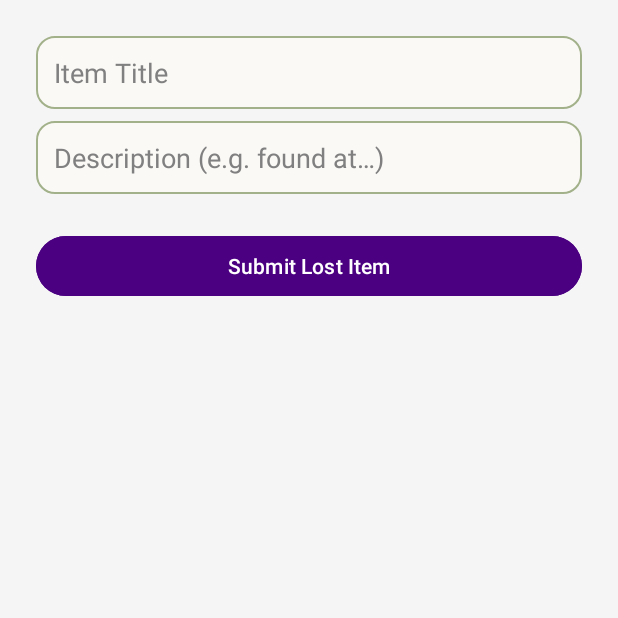
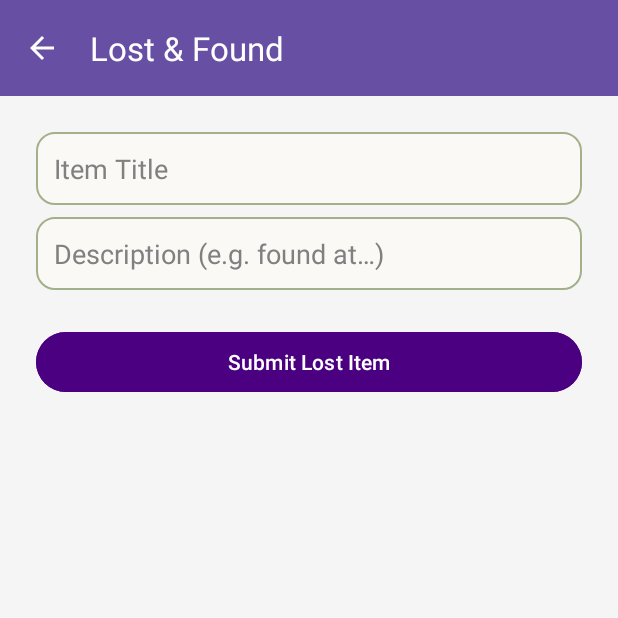
Before and after one commit to syeracantik/CampusBuddy, an Android app: the LostFoundActivity screen opened directly, with no data from a screen before it, on a phone screen of 412 x 824 dp, the top half of it. Run offline under Robolectric (Android 15) with nearby library versions, the phone set to English and light mode, and no system bars; our stand-ins replace Firebase (no records; nobody signed in at launch, a user with empty details on screens opened directly).

Commit message:
Initial commit

```diff
--- a/app/src/main/java/com/groupprojek/campusbuddy/LostFoundActivity.java
+++ b/app/src/main/java/com/groupprojek/campusbuddy/LostFoundActivity.java
@@ -27,39 +27,38 @@ import android.widget.Toast;
 import androidx.annotation.Nullable;
 import androidx.appcompat.app.AppCompatActivity;
 
-public class LostFoundActivity extends AppCompatActivity {
+public class LostFoundActivity extends BaseActivity {
 
     private EditText etTitle, etDesc;
     private Button   btnSubmit;
     private LostFoundAdapter adapter;
 
-    // ---------- Firebase ----------
     private FirebaseFirestore db;
     private CollectionReference lostFoundCol;
     private FirebaseAuth auth;
 
     @Override
-    protected void onCreate(@Nullable Bundle savedInstanceState) {
-        super.onCreate(savedInstanceState);
-        setContentView(R.layout.activity_lostfound);
+    protected int getLayoutResId() {
+        return R.layout.activity_lostfound;
+    }
 
-        // ----- View binding -----
+    @Override
+    protected void initViews() {
+        setToolbarTitle("Lost & Found");
+
         etTitle   = findViewById(R.id.etItemTitle);
         etDesc    = findViewById(R.id.etItemDescription);
         btnSubmit = findViewById(R.id.btnSubmitLostItem);
         RecyclerView rv = findViewById(R.id.recyclerLostFound);
 
-        // ----- Firebase init -----
-        db          = FirebaseFirestore.getInstance();
-        lostFoundCol= db.collection("lostFound");
-        auth        = FirebaseAuth.getInstance();  // perlu jika guna Auth rules
+        db           = FirebaseFirestore.getInstance();
+        lostFoundCol = db.collection("lostFound");
+        auth         = FirebaseAuth.getInstance();
 
-        // ----- RecyclerView -----
         adapter = new LostFoundAdapter();
         rv.setLayoutManager(new LinearLayoutManager(this));
         rv.setAdapter(adapter);
 
-        // ----- Realtime listener -----
         lostFoundCol.orderBy("timestamp", Query.Direction.DESCENDING)
                 .addSnapshotListener(this, (snap, err) -> {
                     if (err != null || snap == null) return;
@@ -68,7 +67,6 @@ public class LostFoundActivity extends AppCompatActivity {
                     for (DocumentSnapshot doc : snap.getDocuments()) {
                         LostFoundModel m = doc.toObject(LostFoundModel.class);
                         if (m != null) {
-                            // Tambah ID dokumen (tidak auto‑map)
                             list.add(new LostFoundModel(
                                     doc.getId(),
                                     m.getItemName(),
@@ -80,18 +78,15 @@ public class LostFoundActivity extends AppCompatActivity {
                     adapter.submit(list);
                 });
 
-        // ----- Submit button -----
         btnSubmit.setOnClickListener(v -> saveLostItem());
     }
 
     private void saveLostItem() {
-        // *Jika* rules create memerlukan login, pastikan user ada:
         if (auth.getCurrentUser() == null) {
             Toast.makeText(this, "Sila log masuk dahulu", Toast.LENGTH_SHORT).show();
             return;
         }
 
-        // Dapatkan input
         String title = etTitle.getText().toString().trim();
         String desc  = etDesc .getText().toString().trim();
 
@@ -113,6 +108,6 @@ public class LostFoundActivity extends AppCompatActivity {
                     etDesc .setText("");
                 })
                 .addOnFailureListener(e ->
-                        Toast.makeText(this, "Error: "+e.getMessage(), Toast.LENGTH_SHORT).show());
+                        Toast.makeText(this, "Error: " + e.getMessage(), Toast.LENGTH_SHORT).show());
     }
 }
```
